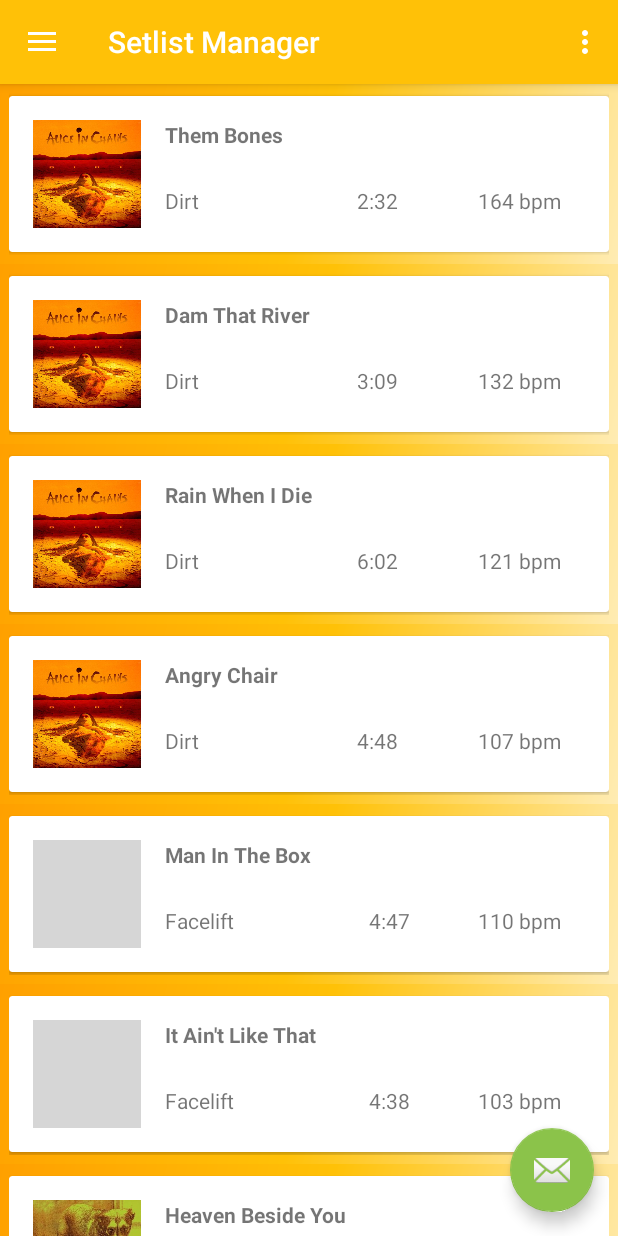
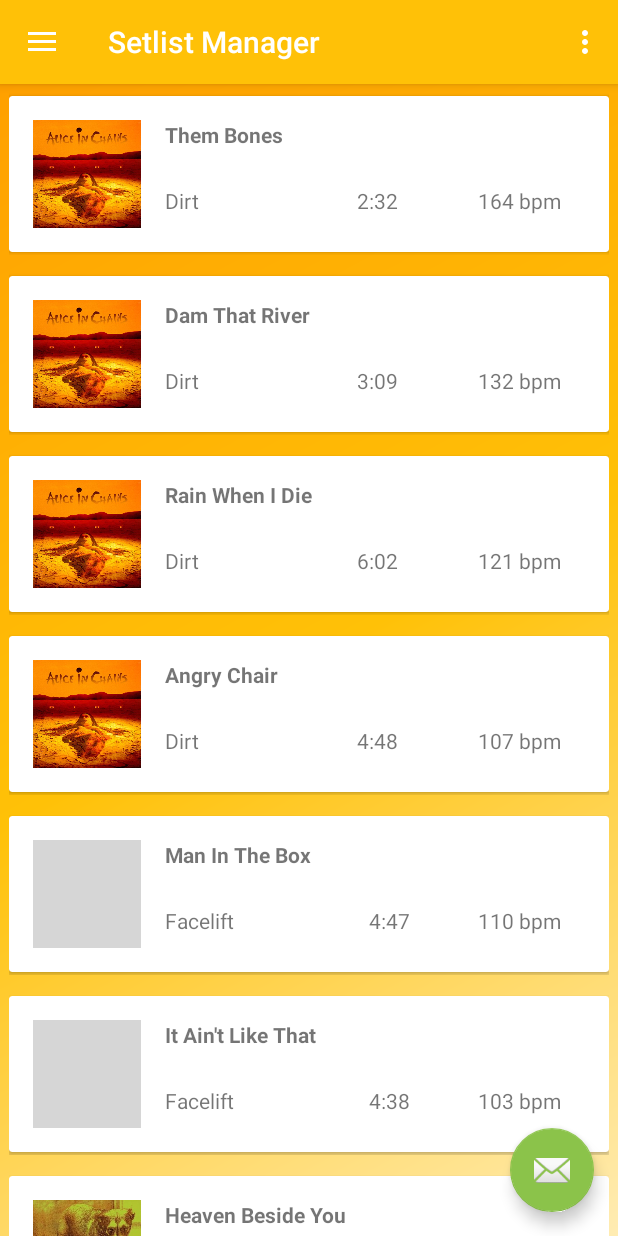
Before and after one commit to gilmourguru/Junkbox, an Android app: the SetlistManager screen opened directly, with no data from a screen before it, on a phone screen of 412 x 824 dp. Run offline under Robolectric (Android 15) with nearby library versions, the phone set to English and light mode, and no system bars; our stand-ins replace Firebase (no records; nobody signed in at launch, a user with empty details on screens opened directly); grey boxes are pictures that could not be loaded.

Commit message:
Changed background from card view to content_setlist_manger root element

```diff
--- a/app/src/main/res/layout/content_setlist_manager.xml
+++ b/app/src/main/res/layout/content_setlist_manager.xml
@@ -5,6 +5,7 @@
     android:id="@+id/content_nav_home"
     android:layout_width="match_parent"
     android:layout_height="match_parent"
+    android:background="@drawable/side_nav_bar"
     app:layout_behavior="@string/appbar_scrolling_view_behavior"
     tools:context="com.junkheadaictribute.tools.junkbox.SetlistManager"
 
--- a/app/src/main/res/layout/setlist_song_row.xml
+++ b/app/src/main/res/layout/setlist_song_row.xml
@@ -1,12 +1,12 @@
 <?xml version="1.0" encoding="utf-8"?>
 <LinearLayout xmlns:android="http://schemas.android.com/apk/res/android"
-    xmlns:tools="http:..schemas.android.com/tools"
+    xmlns:tools="http://schemas.android.com/tools"
     xmlns:card_view="http://schemas.android.com/apk/res-auto"
     android:layout_width="match_parent"
     android:layout_height="120dp"
+    android:orientation="vertical"
     xmlns:xmnls="http://schemas.android.com/tools"
-    android:padding="6dip"
-    android:background="@drawable/side_nav_bar">
+    android:padding="6dip">
 
     <android.support.v7.widget.CardView
         xmlns:card_view="http://schemas.android.com/apk/res-auto"
@@ -92,5 +92,10 @@
 
     </android.support.v7.widget.CardView>
 
+    <View
+        android:layout_width="match_parent"
+        android:layout_height="2dp"
+        android:background="@color/colorDivider" />
+
 
 </LinearLayout>
```
